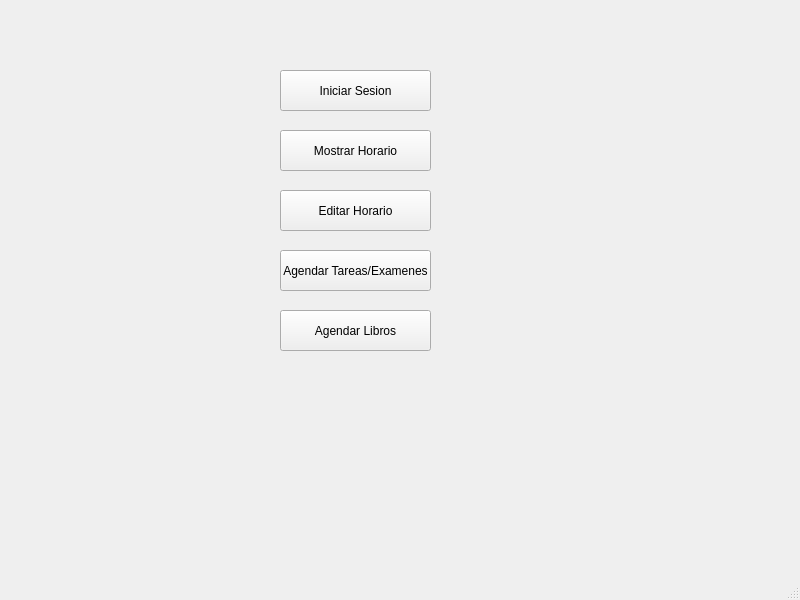
The window that main_window.ui (matedipa/Agenda-digital) describes before a commit, drawn with Qt 5.
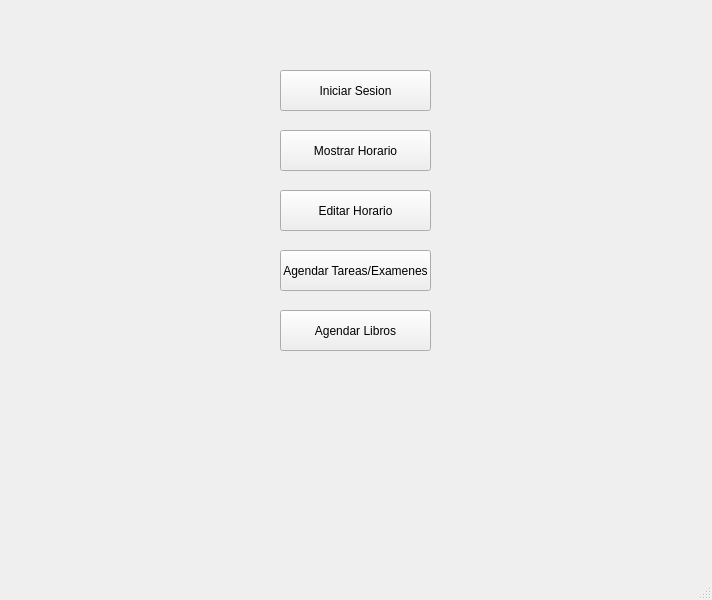
The same window after the commit.

Commit message: Modifique error main

```diff
--- a/main_window.ui
+++ b/main_window.ui
@@ -6,7 +6,7 @@
    <rect>
     <x>0</x>
     <y>0</y>
-    <width>800</width>
+    <width>712</width>
     <height>600</height>
    </rect>
   </property>
```
Left out of the diff: 21 changed lines with no effect on the pictures. The commit also changes 1 other file.
